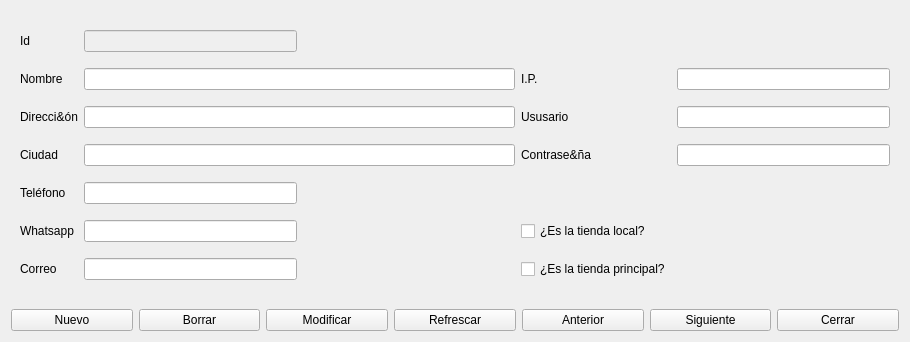
Ladis72/tienda, file tiendas.ui: the form before one commit.
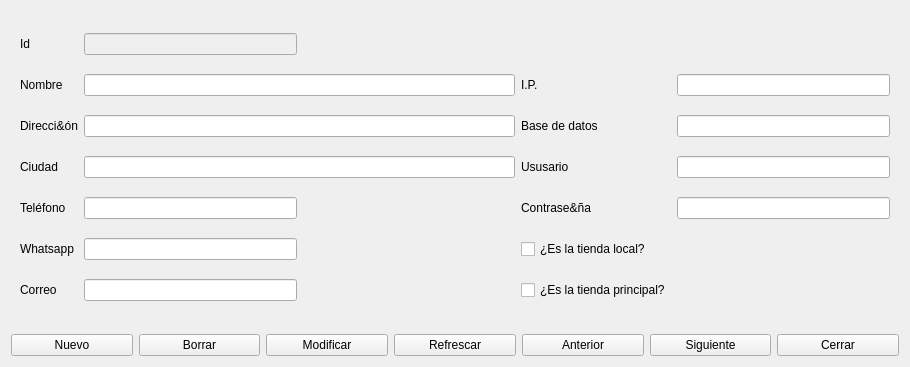
The form after the commit. Icons and pictures are not drawn.

```diff
--- a/tiendas.ui
+++ b/tiendas.ui
@@ -7,7 +7,7 @@
     <x>0</x>
     <y>0</y>
     <width>910</width>
-    <height>342</height>
+    <height>367</height>
    </rect>
   </property>
   <property name="windowTitle">
@@ -111,13 +111,6 @@
         </property>
        </widget>
       </item>
-      <item row="3" column="3">
-       <widget class="QLabel" name="label_8">
-        <property name="text">
-         <string>Ususario</string>
-        </property>
-       </widget>
-      </item>
       <item row="2" column="4">
        <widget class="QLineEdit" name="lineEditIP">
         <property name="inputMask">
@@ -152,13 +145,6 @@
         </property>
        </widget>
       </item>
-      <item row="4" column="4">
-       <widget class="QLineEdit" name="lineEditPassword">
-        <property name="echoMode">
-         <enum>QLineEdit::EchoMode::Password</enum>
-        </property>
-       </widget>
-      </item>
       <item row="3" column="0">
        <widget class="QLabel" name="label_2">
         <property name="text">
@@ -189,16 +175,6 @@
         </property>
        </spacer>
       </item>
-      <item row="4" column="3">
-       <widget class="QLabel" name="label_9">
-        <property name="text">
-         <string>Contrase&amp;ña</string>
-        </property>
-       </widget>
-      </item>
-      <item row="3" column="4">
-       <widget class="QLineEdit" name="lineEditUsusario"/>
-      </item>
       <item row="7" column="0">
        <widget class="QLabel" name="label_6">
         <property name="text">
@@ -256,6 +232,40 @@
         </property>
        </widget>
       </item>
+      <item row="5" column="4">
+       <widget class="QLineEdit" name="lineEditPassword">
+        <property name="echoMode">
+         <enum>QLineEdit::Password</enum>
+        </property>
+       </widget>
+      </item>
+      <item row="5" column="3">
+       <widget class="QLabel" name="label_9">
+        <property name="text">
+         <string>Contrase&amp;ña</string>
+        </property>
+       </widget>
+      </item>
+      <item row="4" column="3">
+       <widget class="QLabel" name="label_8">
+        <property name="text">
+         <string>Ususario</string>
+        </property>
+       </widget>
+      </item>
+      <item row="4" column="4">
+       <widget class="QLineEdit" name="lineEditUsusario"/>
+      </item>
+      <item row="3" column="3">
+       <widget class="QLabel" name="label_11">
+        <property name="text">
+         <string>Base de datos</string>
+        </property>
+       </widget>
+      </item>
+      <item row="3" column="4">
+       <widget class="QLineEdit" name="lineEditBase"/>
+      </item>
      </layout>
     </widget>
    </item>
```
Left out of the diff: 6 changed lines with no effect on the pictures.
